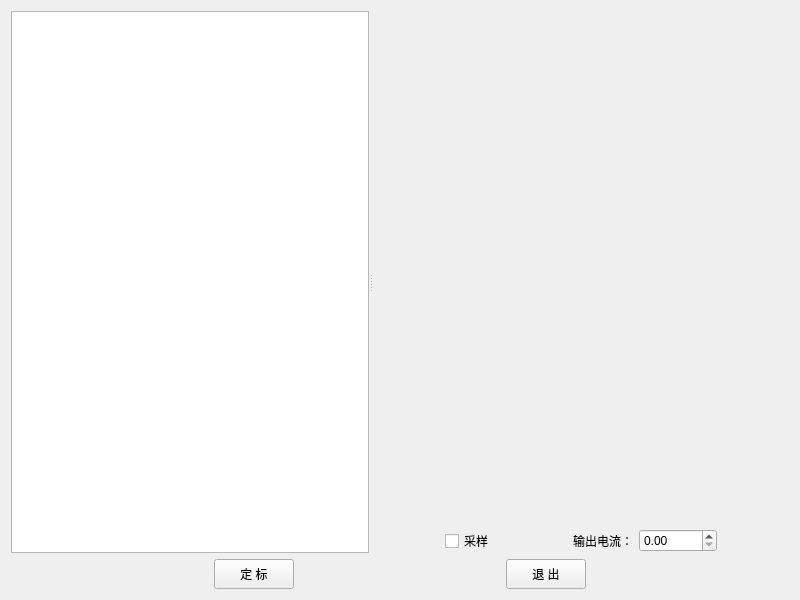
The window that HeGui/HLuminousCalibrateDialog.ui (hexianqi/QtCode) describes before a commit, drawn with Qt 5.
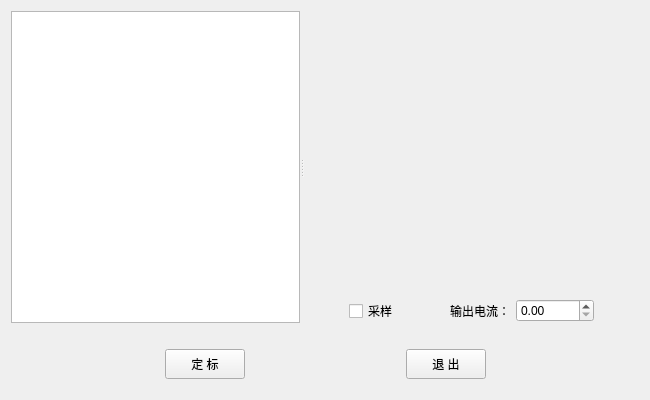
The same window after the commit.

```diff
--- a/HeGui/HLuminousCalibrateDialog.ui
+++ b/HeGui/HLuminousCalibrateDialog.ui
@@ -6,8 +6,8 @@
    <rect>
     <x>0</x>
     <y>0</y>
-    <width>800</width>
-    <height>600</height>
+    <width>650</width>
+    <height>400</height>
    </rect>
   </property>
   <property name="windowTitle">
@@ -112,6 +112,15 @@
      <property name="spacing">
       <number>9</number>
      </property>
+     <property name="leftMargin">
+      <number>1</number>
+     </property>
+     <property name="topMargin">
+      <number>20</number>
+     </property>
+     <property name="bottomMargin">
+      <number>10</number>
+     </property>
      <item>
       <spacer name="horizontalSpacer_1">
        <property name="orientation">
```
